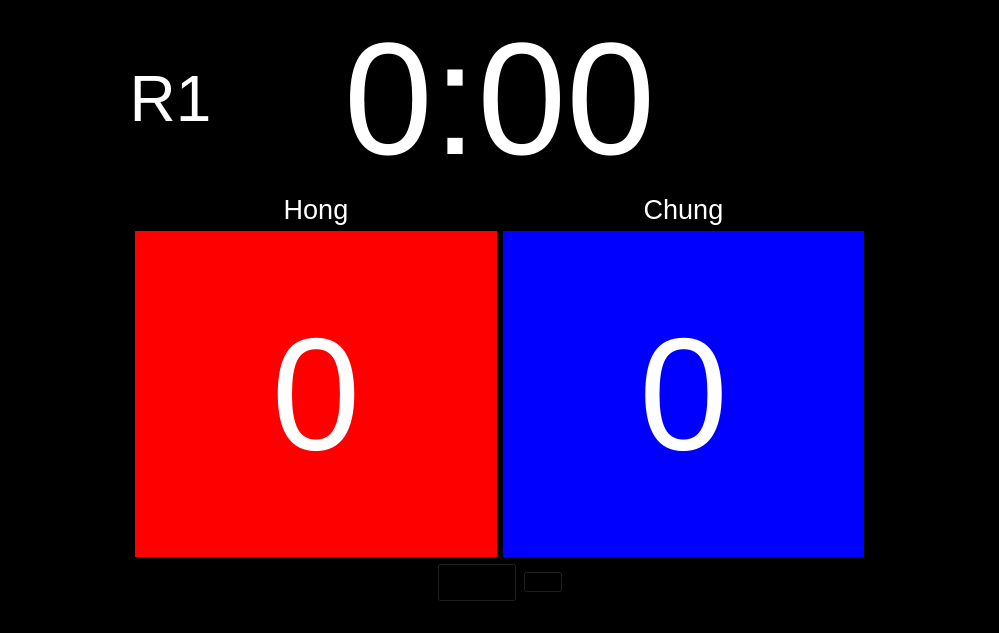
The window that mainwindow.ui (mrmcgibby/tkdscore) describes before a commit, drawn with Qt 5.
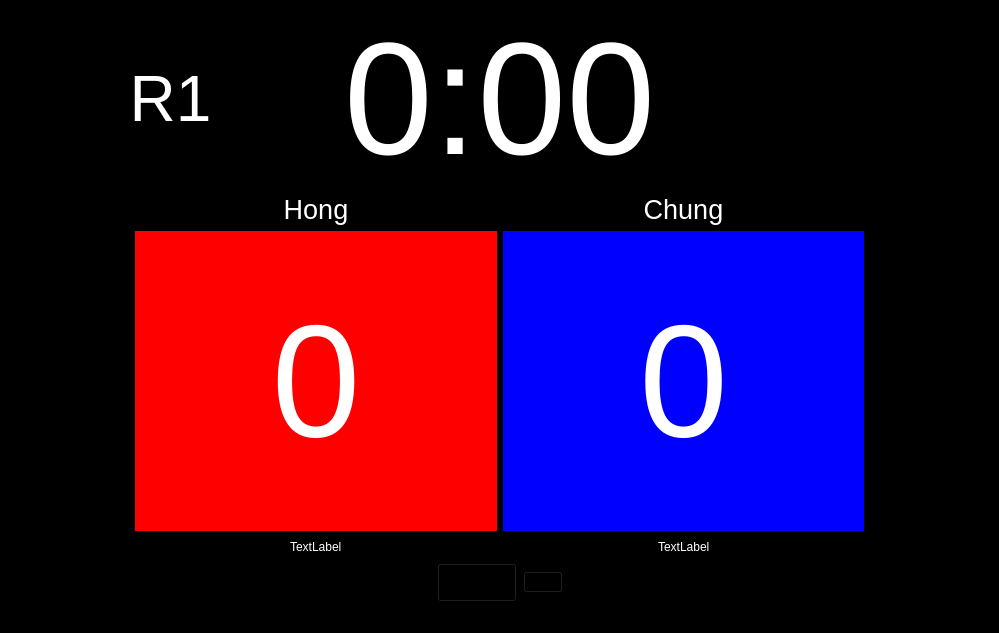
The same window after the commit. Icons and pictures are not drawn.

Patch:
```diff
--- a/mainwindow.ui
+++ b/mainwindow.ui
@@ -198,6 +198,93 @@
         </property>
        </widget>
       </item>
+      <item row="1" column="0">
+       <widget class="QLabel" name="hong_penalty">
+        <property name="sizePolicy">
+         <sizepolicy hsizetype="Preferred" vsizetype="Expanding">
+          <horstretch>1</horstretch>
+          <verstretch>0</verstretch>
+         </sizepolicy>
+        </property>
+        <property name="text">
+         <string/>
+        </property>
+       </widget>
+      </item>
+      <item row="2" column="1">
+       <layout class="QHBoxLayout" name="horizontalLayout_2">
+        <item>
+         <spacer name="horizontalSpacer_3">
+          <property name="orientation">
+           <enum>Qt::Horizontal</enum>
+          </property>
+          <property name="sizeHint" stdset="0">
+           <size>
+            <width>40</width>
+            <height>20</height>
+           </size>
+          </property>
+         </spacer>
+        </item>
+        <item>
+         <widget class="QLabel" name="label_2">
+          <property name="text">
+           <string>TextLabel</string>
+          </property>
+         </widget>
+        </item>
+        <item>
+         <spacer name="horizontalSpacer_4">
+          <property name="orientation">
+           <enum>Qt::Horizontal</enum>
+          </property>
+          <property name="sizeHint" stdset="0">
+           <size>
+            <width>40</width>
+            <height>20</height>
+           </size>
+          </property>
+         </spacer>
+        </item>
+       </layout>
+      </item>
+      <item row="2" column="2">
+       <layout class="QHBoxLayout" name="horizontalLayout_4">
+        <item>
+         <spacer name="horizontalSpacer_6">
+          <property name="orientation">
+           <enum>Qt::Horizontal</enum>
+          </property>
+          <property name="sizeHint" stdset="0">
+           <size>
+            <width>40</width>
+            <height>20</height>
+           </size>
+          </property>
+         </spacer>
+        </item>
+        <item>
+         <widget class="QLabel" name="label_3">
+          <property name="text">
+           <string>TextLabel</string>
+          </property>
+         </widget>
+        </item>
+        <item>
+         <spacer name="horizontalSpacer_5">
+          <property name="orientation">
+           <enum>Qt::Horizontal</enum>
+          </property>
+          <property name="sizeHint" stdset="0">
+           <size>
+            <width>40</width>
+            <height>20</height>
+           </size>
+          </property>
+         </spacer>
+        </item>
+       </layout>
+      </item>
      </layout>
     </item>
     <item>
```
Left out of the diff: 109 changed lines with no effect on the pictures.
